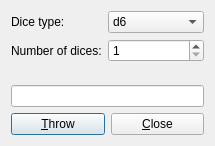
This is sources/windows/DiceDialog.ui in ViviCoder/GM-Assistant as Qt 5 draws it before an edit. The edited form follows.
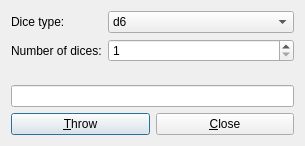
This is the edited form.

```diff
--- a/sources/windows/DiceDialog.ui
+++ b/sources/windows/DiceDialog.ui
@@ -6,7 +6,7 @@
    <rect>
     <x>0</x>
     <y>0</y>
-    <width>215</width>
+    <width>305</width>
     <height>146</height>
    </rect>
   </property>
```
